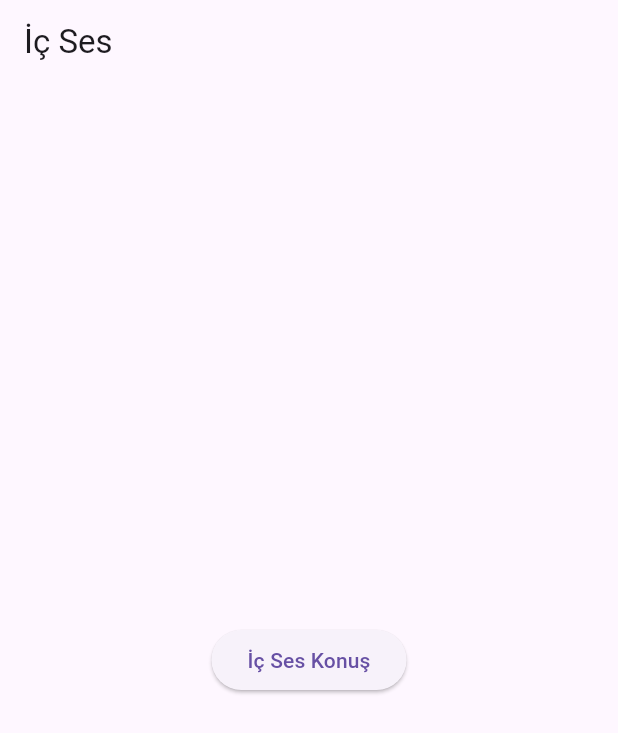
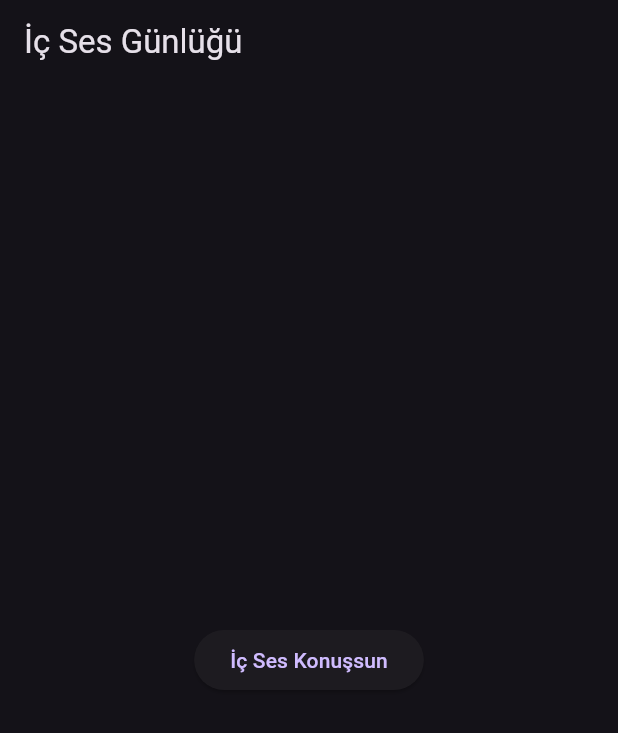
Before and after one commit to kssdurmus-creator/ic-ses-yalnizlik-gunlugu, a Flutter app: the screen it shows after launch, on a phone screen of 412 x 824 dp. Shown: the top 733 px of the screen. Run offline on Flutter 3.47's test engine with Material 3 defaults, Android fonts, the phone set to English and light mode, and no system bars; our stand-ins replace flutter_tts.

Commit message:
Update main.dart

```diff
--- a/lib/main.dart
+++ b/lib/main.dart
@@ -2,6 +2,7 @@ import 'package:flutter/material.dart';
 import 'package:flutter_tts/flutter_tts.dart';
 
 void main() {
+  WidgetsFlutterBinding.ensureInitialized();
   runApp(const MyApp());
 }
 
@@ -12,6 +13,8 @@ class MyApp extends StatelessWidget {
   Widget build(BuildContext context) {
     return MaterialApp(
       debugShowCheckedModeBanner: false,
+      title: 'İç Ses',
+      theme: ThemeData.dark(),
       home: const HomePage(),
     );
   }
@@ -27,19 +30,20 @@ class HomePage extends StatefulWidget {
 class _HomePageState extends State<HomePage> {
   final FlutterTts tts = FlutterTts();
 
-  speak() async {
+  Future<void> konus() async {
     await tts.setLanguage("tr-TR");
-    await tts.speak("Bu benim iç ses uygulamam");
+    await tts.setSpeechRate(0.45);
+    await tts.speak("Yalnız değilsin. Buradayım.");
   }
 
   @override
   Widget build(BuildContext context) {
     return Scaffold(
-      appBar: AppBar(title: const Text("İç Ses")),
+      appBar: AppBar(title: const Text("İç Ses Günlüğü")),
       body: Center(
         child: ElevatedButton(
-          onPressed: speak,
-          child: const Text("İç Ses Konuş"),
+          onPressed: konus,
+          child: const Text("İç Ses Konuşsun"),
         ),
       ),
     );
```
